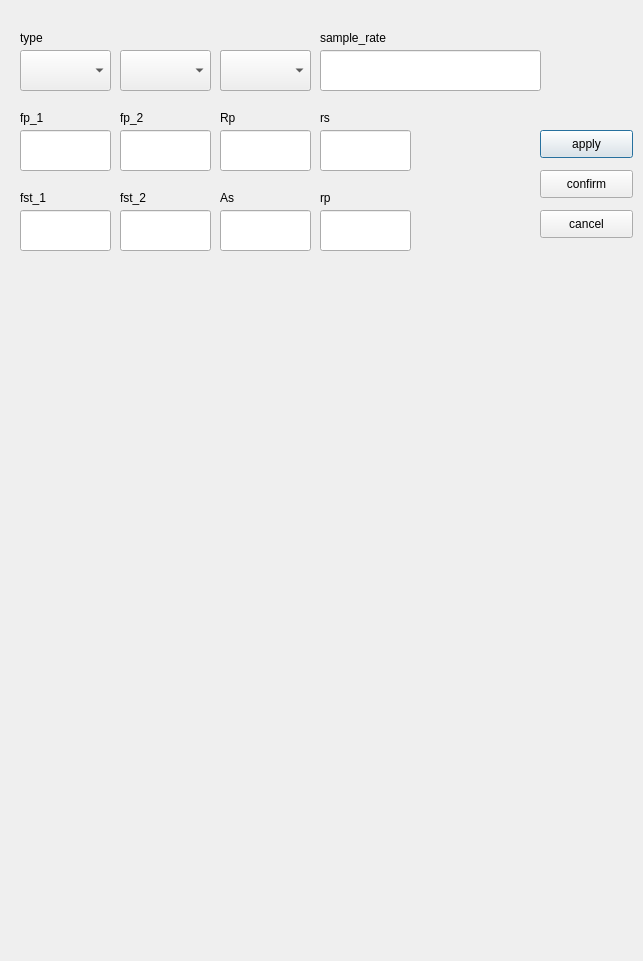
Above: windows/filterdesign_window.ui from IMLLX/AudioFilter before the change. Below: the same form after it.
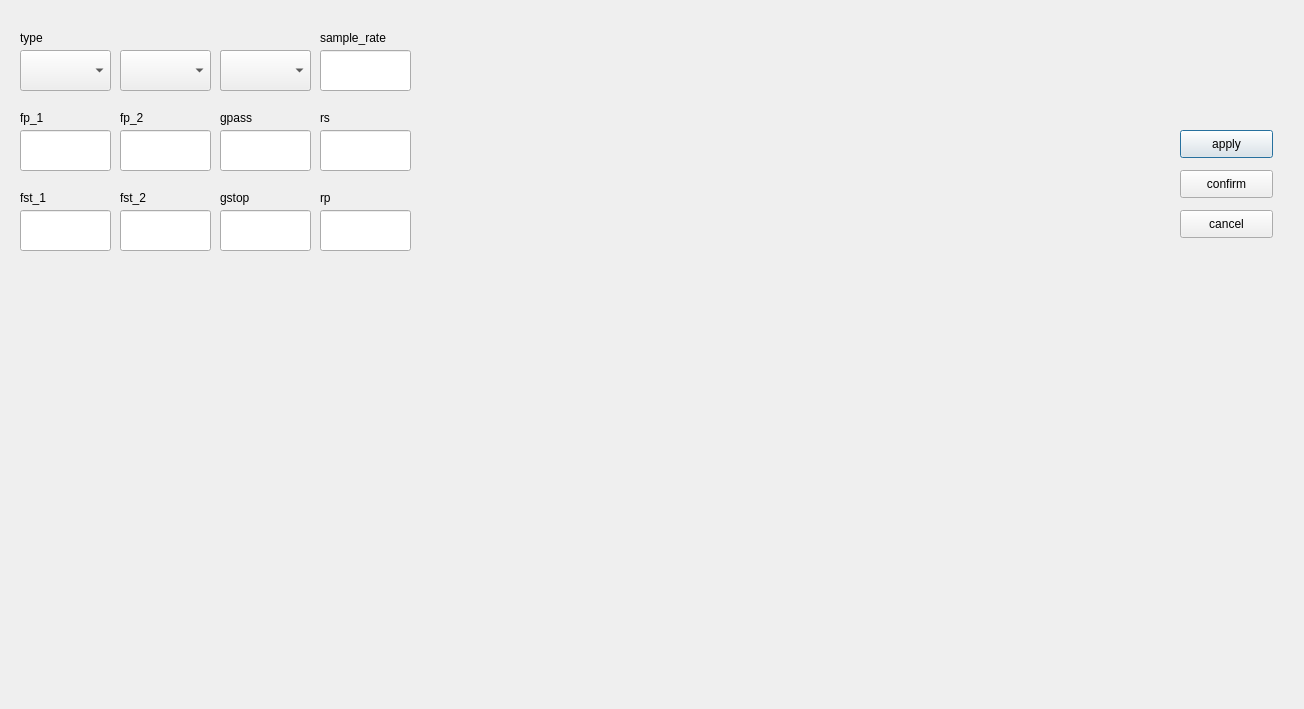
That is the form after the change.

```diff
--- a/windows/filterdesign_window.ui
+++ b/windows/filterdesign_window.ui
@@ -6,8 +6,8 @@
    <rect>
     <x>0</x>
     <y>0</y>
-    <width>643</width>
-    <height>961</height>
+    <width>1304</width>
+    <height>709</height>
    </rect>
   </property>
   <property name="windowTitle">
@@ -44,8 +44,8 @@
     <rect>
      <x>20</x>
      <y>270</y>
-     <width>611</width>
-     <height>681</height>
+     <width>1251</width>
+     <height>411</height>
     </rect>
    </property>
    <layout class="QVBoxLayout" name="verticalLayout"/>
@@ -53,7 +53,7 @@
   <widget class="QPushButton" name="apply_button">
    <property name="geometry">
     <rect>
-     <x>540</x>
+     <x>1180</x>
      <y>130</y>
      <width>93</width>
      <height>28</height>
@@ -66,7 +66,7 @@
   <widget class="QPushButton" name="confirm_button">
    <property name="geometry">
     <rect>
-     <x>540</x>
+     <x>1180</x>
      <y>170</y>
      <width>93</width>
      <height>28</height>
@@ -79,7 +79,7 @@
   <widget class="QPushButton" name="cancel_button">
    <property name="geometry">
     <rect>
-     <x>540</x>
+     <x>1180</x>
      <y>210</y>
      <width>93</width>
      <height>28</height>
@@ -191,7 +191,7 @@
     </rect>
    </property>
    <property name="text">
-    <string>As</string>
+    <string>gstop</string>
    </property>
   </widget>
   <widget class="QLabel" name="Rp_label">
@@ -204,7 +204,7 @@
     </rect>
    </property>
    <property name="text">
-    <string>Rp</string>
+    <string>gpass</string>
    </property>
   </widget>
   <widget class="QLabel" name="cheby_rs">
@@ -318,11 +318,22 @@
     <rect>
      <x>320</x>
      <y>50</y>
-     <width>221</width>
+     <width>91</width>
      <height>41</height>
     </rect>
    </property>
   </widget>
+  <widget class="QWidget" name="horizontalLayoutWidget">
+   <property name="geometry">
+    <rect>
+     <x>430</x>
+     <y>20</y>
+     <width>741</width>
+     <height>231</height>
+    </rect>
+   </property>
+   <layout class="QHBoxLayout" name="horizontalLayout"/>
+  </widget>
  </widget>
  <resources/>
  <connections/>
```
Left out of the diff: 8 changed lines with no effect on the pictures.
